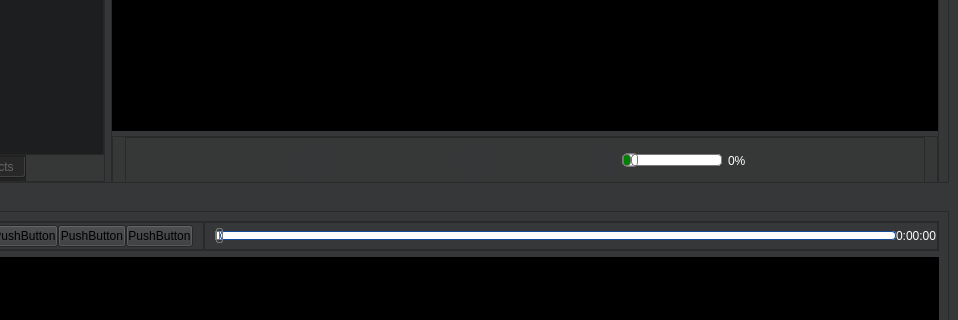
Old version of the form VideoEditor/ui/mainwindow.ui in the repository NorthSIdeOne/VideoEditor; both pictures show x 166 to 1124 and y 237 to 557 of the 1124 by 740 pixel window.
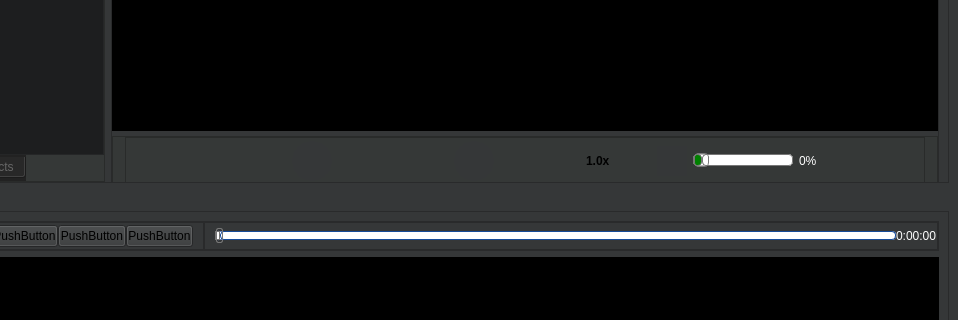
New version of the form. The open tabs and pages were chosen to show the change. Icons and pictures are not drawn.

Commit message: -Speed label

```diff
--- a/VideoEditor/ui/mainwindow.ui
+++ b/VideoEditor/ui/mainwindow.ui
@@ -1021,6 +1021,42 @@
                   </property>
                  </spacer>
                 </item>
+                <item>
+                 <widget class="QLabel" name="speedLabel">
+                  <property name="maximumSize">
+                   <size>
+                    <width>45</width>
+                    <height>30</height>
+                   </size>
+                  </property>
+                  <property name="font">
+                   <font>
+                    <pointsize>9</pointsize>
+                    <weight>75</weight>
+                    <bold>true</bold>
+                   </font>
+                  </property>
+                  <property name="text">
+                   <string>1.0x</string>
+                  </property>
+                 </widget>
+                </item>
+                <item>
+                 <spacer name="horizontalSpacer_9">
+                  <property name="orientation">
+                   <enum>Qt::Horizontal</enum>
+                  </property>
+                  <property name="sizeType">
+                   <enum>QSizePolicy::Maximum</enum>
+                  </property>
+                  <property name="sizeHint" stdset="0">
+                   <size>
+                    <width>20</width>
+                    <height>20</height>
+                   </size>
+                  </property>
+                 </spacer>
+                </item>
                 <item>
                  <widget class="QPushButton" name="volumeIcon">
                   <property name="minimumSize">
```
Left out of the diff: 6 changed lines with no effect on the pictures. The commit also changes 1 other file.
